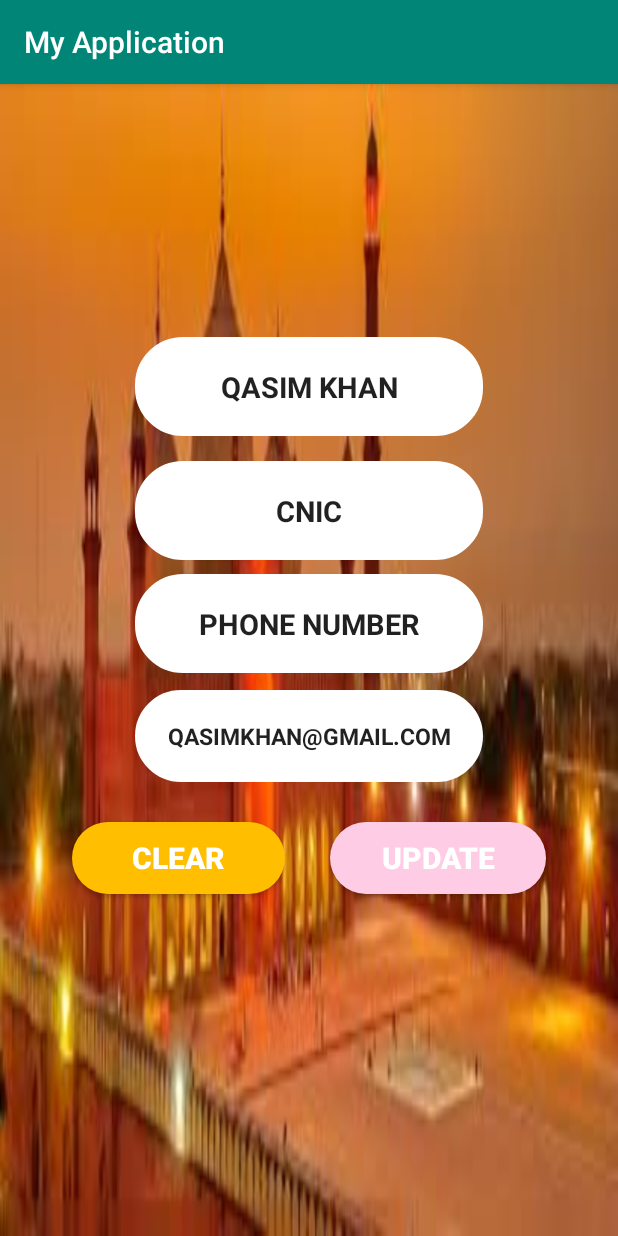
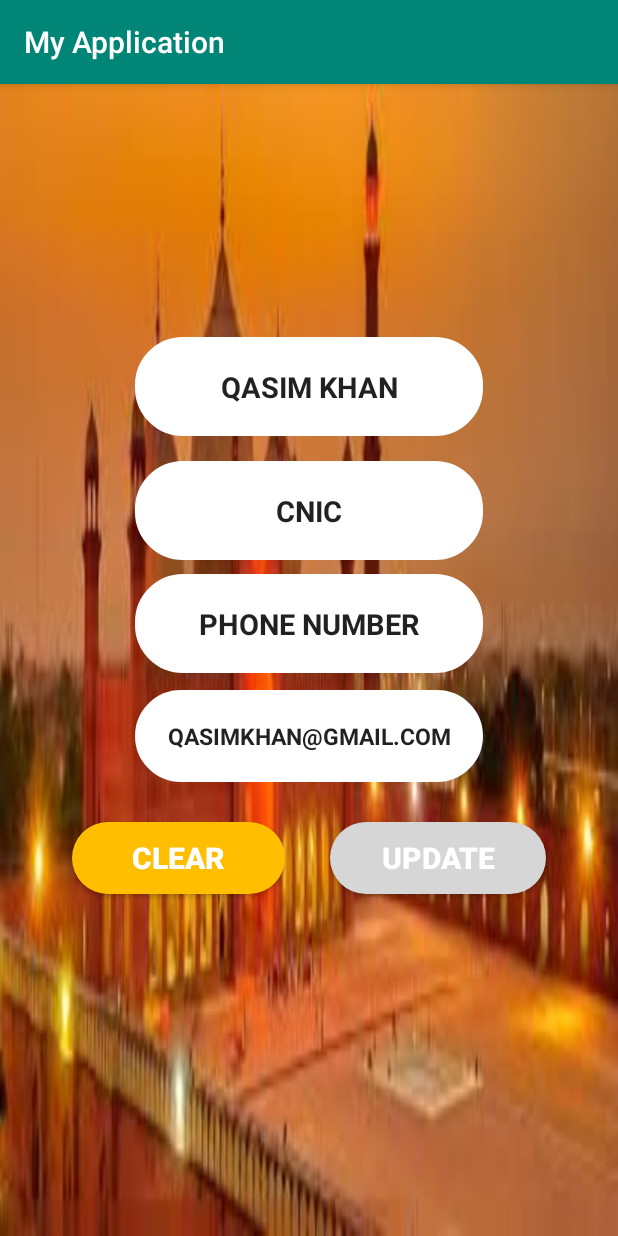
Before and after one commit to zagl980/Junaid-Ali, an Android app: the screen it shows after launch (MainActivity), on a phone screen of 412 x 824 dp. Run offline under Robolectric (Android 15) with nearby library versions, the phone set to English and light mode, and no system bars.

Commit message:
color change
color change

```diff
--- a/MyApplication2/app/src/main/res/values/colors.xml
+++ b/MyApplication2/app/src/main/res/values/colors.xml
@@ -4,5 +4,5 @@
     <color name="colorPrimaryDark">#00574B</color>
     <color name="colorAccent">#D81B60</color>
     <color name="colorAmber">#FFBF00</color>
-    <color name="colorPink">#FFCCE6</color>
+    <color name="colorWhite">#FFFF</color>
 </resources>
```
